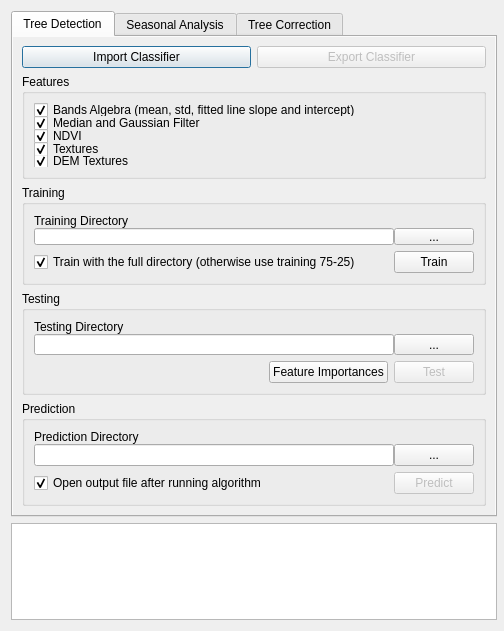
First picture: the form in Lumberjack_dialog_base.ui, repository carobrus/lumberjack_qgis_plugin, before the edit.
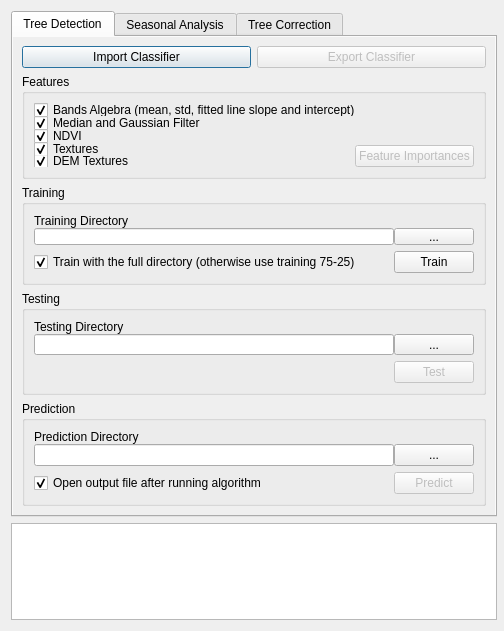
Second picture: the form after the edit.

The edit to the form file:
```diff
--- a/Lumberjack_dialog_base.ui
+++ b/Lumberjack_dialog_base.ui
@@ -97,6 +97,13 @@
            <number>0</number>
           </property>
           <item>
+           <layout class="QHBoxLayout" name="horizontalLayout_features">
+            <item>
+             <layout class="QVBoxLayout" name="verticalLayout_13">
+              <property name="spacing">
+               <number>0</number>
+              </property>
+              <item>
            <widget class="QCheckBox" name="checkBox_bandsAlgebra">
             <property name="text">
              <string>Bands Algebra (mean, std, fitted line slope and intercept)</string>
@@ -150,6 +157,20 @@
            </widget>
           </item>
          </layout>
+            </item>
+            <item alignment="Qt::AlignBottom">
+             <widget class="QPushButton" name="pushButton_feature_importances">
+              <property name="enabled">
+               <bool>false</bool>
+              </property>
+              <property name="text">
+               <string>Feature Importances</string>
+              </property>
+             </widget>
+            </item>
+           </layout>
+          </item>
+         </layout>
         </widget>
        </item>
        <item>
@@ -301,13 +322,6 @@
               </property>
              </spacer>
             </item>
-            <item>
-             <widget class="QPushButton" name="pushButton_feature_importances">
-              <property name="text">
-               <string>Feature Importances</string>
-              </property>
-             </widget>
-            </item>
             <item>
              <widget class="QPushButton" name="pushButton_testing">
               <property name="enabled">
```
Left out of the diff: 5 changed lines with no effect on the pictures. Lines whose indentation alone changed are shown as unchanged.
